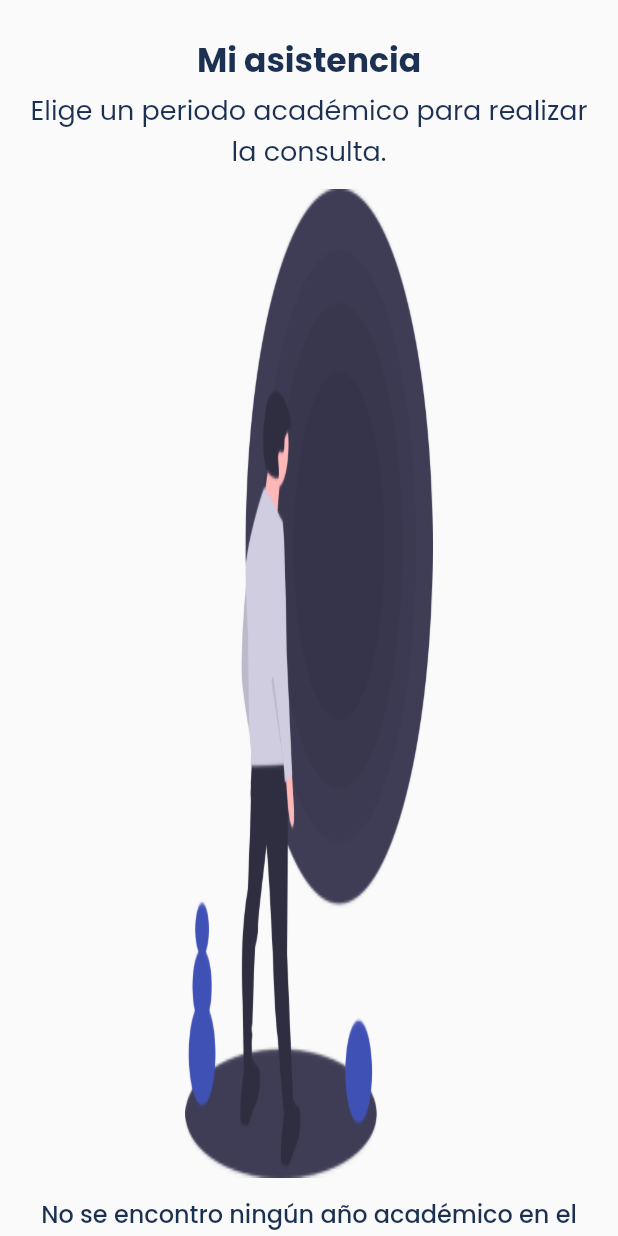
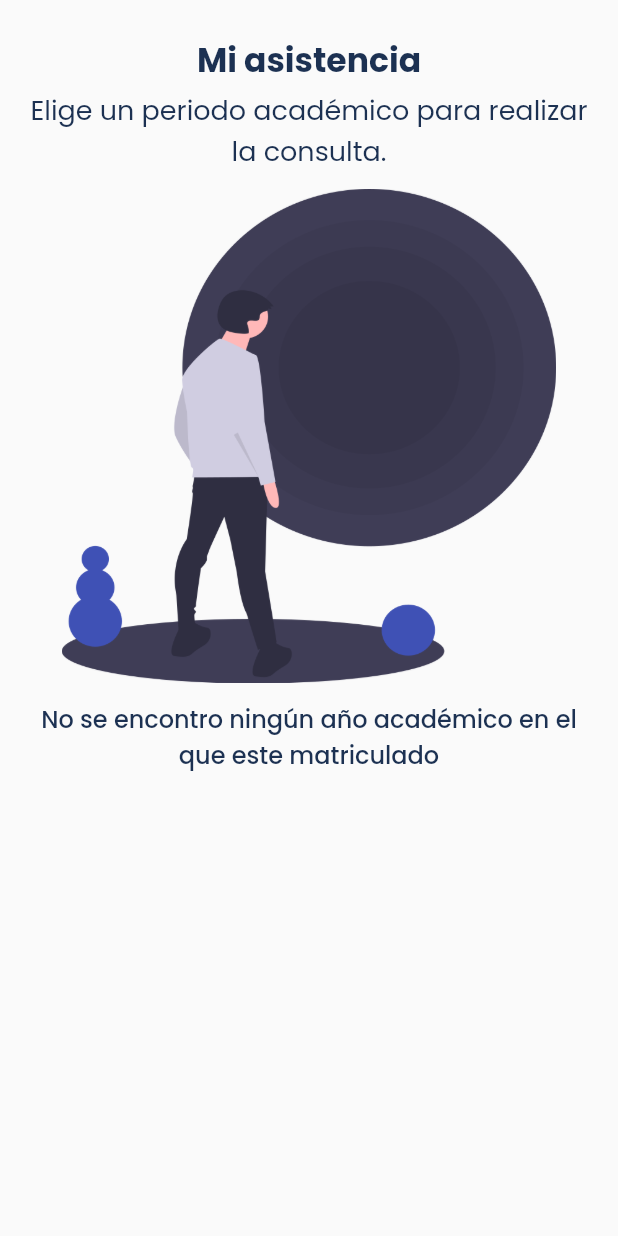
Before and after one commit to RevengeHunter/jhon_hopkins_edu, a Flutter app: the StudentAttendancePage screen opened directly, on a phone screen of 412 x 824 dp. Run offline on Flutter 3.47's test engine with Material 2 defaults, Android fonts, the phone set to English and light mode, and no system bars; our stand-ins replace font_awesome_flutter, google_fonts, google_sign_in, shared_preferences; accounts and stored records are empty.

Commit message:
fix: View corrections for landscape screen

```diff
--- a/lib/presentation/UI/Shared/GeneralWidgets/not_found_widget.dart
+++ b/lib/presentation/UI/Shared/GeneralWidgets/not_found_widget.dart
@@ -26,9 +26,9 @@ class _NotFoundWidgetState extends State<NotFoundWidget> {
       child: Center(
         child: Column(
           children: [
-            SizedBox(
-              width: (widget.ancho < 900) ? widget.ancho * 0.4 : widget.ancho * 0.8,
-              height: (widget.alto < 350) ? widget.alto * 0.4 : widget.alto * 0.8,
+            Container(
+              width: (widget.ancho < 800) ? widget.ancho * 0.8 : widget.ancho * 0.2,
+              height: (widget.alto < 350) ? widget.alto * 0.9 : widget.alto * 0.4,
               child: const Image(
                 image: AssetImage(
                   'assets/images/no-result.png',
```
Also changed, not shown: lib/presentation/UI/Modules/Student/Attendance/AttendanceCardInformation/attendance_card_information_widget.dart (+6 -3 lines).
